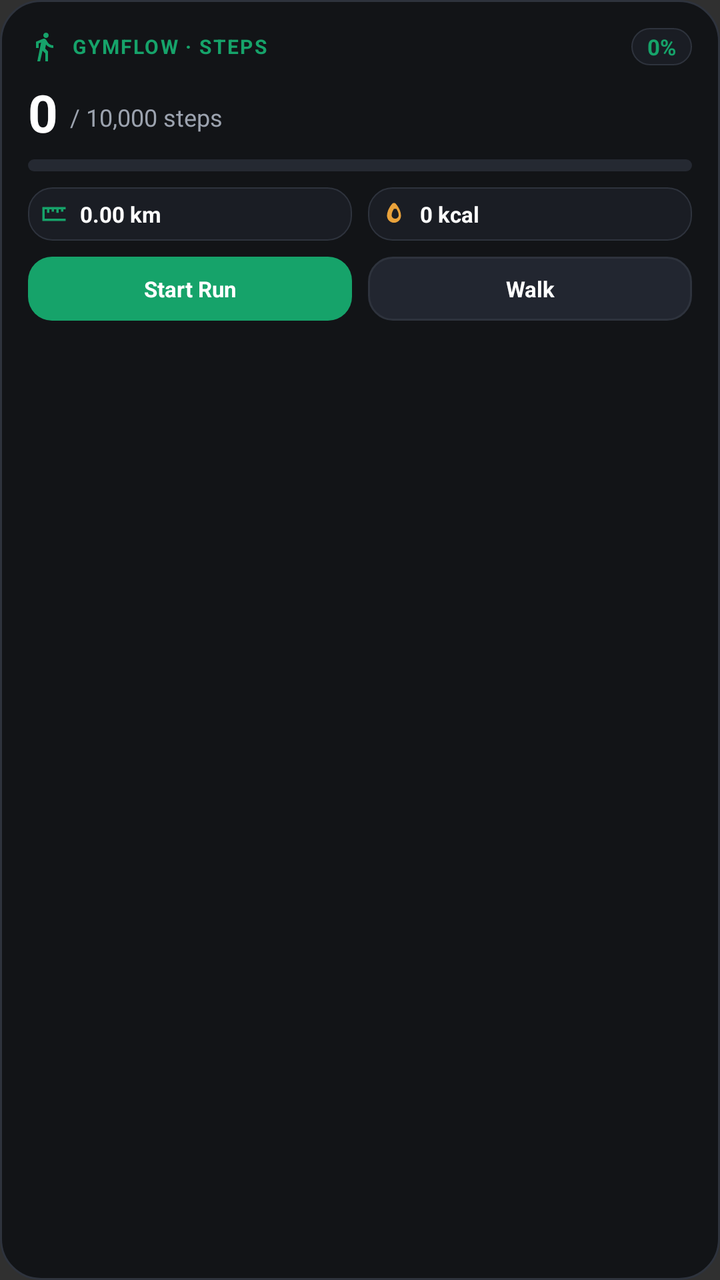
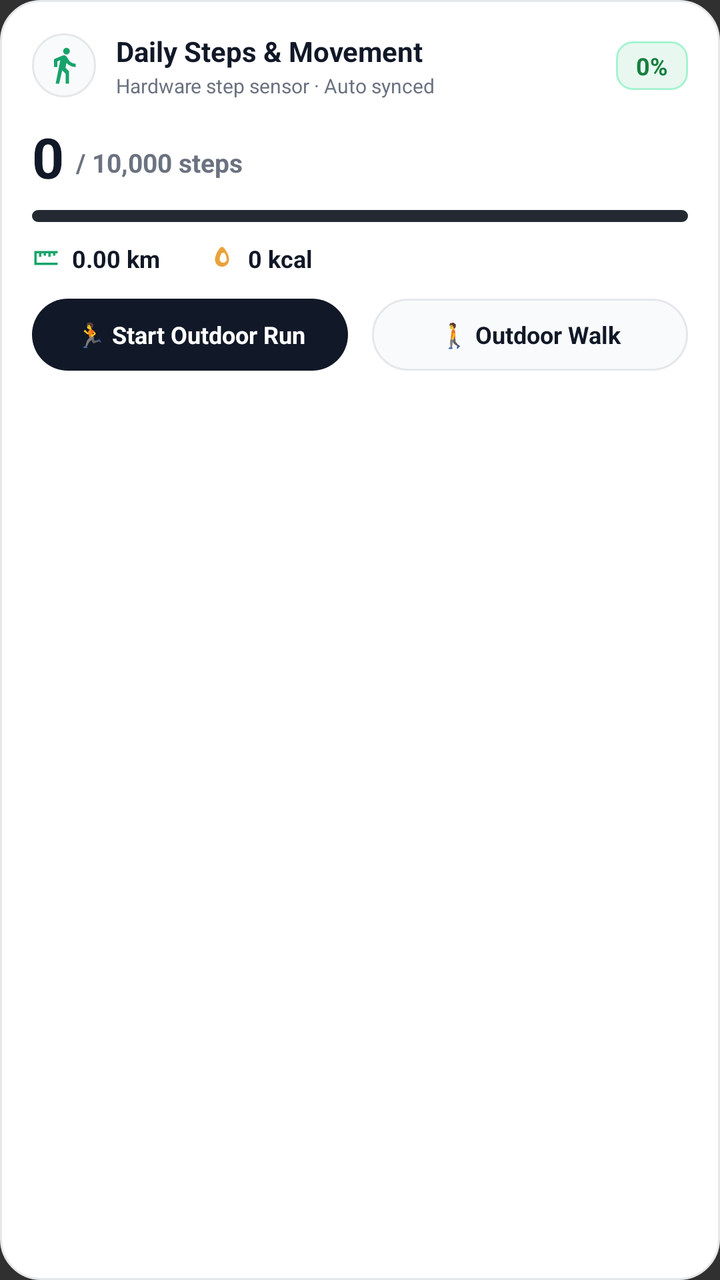

The first picture is an Android layout as it rendered before a commit; the second is the same layout after the commit. The layout source and the unified diff follow.
<!-- AndroidManifest.xml: application theme android:Theme.Material.NoActionBar -->
<!-- res/layout/widget_steps_layout.xml -->
<?xml version="1.0" encoding="utf-8"?>
<LinearLayout xmlns:android="http://schemas.android.com/apk/res/android"
    android:id="@+id/widget_steps_root"
    android:layout_width="match_parent"
    android:layout_height="match_parent"
    android:background="@drawable/widget_card_background"
    android:orientation="vertical"
    android:padding="14dp">

    
    <RelativeLayout
        android:layout_width="match_parent"
        android:layout_height="wrap_content">

        <LinearLayout
            android:layout_width="wrap_content"
            android:layout_height="wrap_content"
            android:layout_alignParentStart="true"
            android:layout_centerVertical="true"
            android:gravity="center_vertical"
            android:orientation="horizontal">

            <ImageView
                android:layout_width="16dp"
                android:layout_height="16dp"
                android:contentDescription="@null"
                android:src="@drawable/ic_widget_walk" />

            <TextView
                android:layout_width="wrap_content"
                android:layout_height="wrap_content"
                android:layout_marginStart="6dp"
                android:letterSpacing="0.08"
                android:text="GYMFLOW · STEPS"
                android:textColor="@color/widget_green"
                android:textSize="10sp"
                android:textStyle="bold" />
        </LinearLayout>

        <TextView
            android:id="@+id/widget_steps_percent"
            android:layout_width="wrap_content"
            android:layout_height="wrap_content"
            android:layout_alignParentEnd="true"
            android:layout_centerVertical="true"
            android:background="@drawable/widget_metric_tile_bg"
            android:paddingHorizontal="8dp"
            android:paddingVertical="2dp"
            android:text="0%"
            android:textColor="@color/widget_green"
            android:textSize="11sp"
            android:textStyle="bold" />
    </RelativeLayout>

    
    <LinearLayout
        android:layout_width="match_parent"
        android:layout_height="wrap_content"
        android:layout_marginTop="6dp"
        android:gravity="bottom"
        android:orientation="horizontal">

        <TextView
            android:id="@+id/widget_steps_count"
            android:layout_width="wrap_content"
            android:layout_height="wrap_content"
            android:text="0"
            android:textColor="@color/widget_text_primary"
            android:textSize="26sp"
            android:textStyle="bold" />

        <TextView
            android:id="@+id/widget_steps_goal"
            android:layout_width="wrap_content"
            android:layout_height="wrap_content"
            android:layout_marginStart="6dp"
            android:layout_marginBottom="3dp"
            android:text="/ 10,000 steps"
            android:textColor="@color/widget_text_secondary"
            android:textSize="12sp" />
    </LinearLayout>

    
    <ProgressBar
        android:id="@+id/widget_steps_progress"
        style="?android:attr/progressBarStyleHorizontal"
        android:layout_width="match_parent"
        android:layout_height="6dp"
        android:layout_marginTop="6dp"
        android:max="100"
        android:progress="0"
        android:progressDrawable="@drawable/widget_progress_bar_drawable" />

    
    <LinearLayout
        android:layout_width="match_parent"
        android:layout_height="wrap_content"
        android:layout_marginTop="8dp"
        android:orientation="horizontal">

        
        <LinearLayout
            android:layout_width="0dp"
            android:layout_height="wrap_content"
            android:layout_marginEnd="4dp"
            android:layout_weight="1"
            android:background="@drawable/widget_metric_tile_bg"
            android:gravity="center_vertical"
            android:orientation="horizontal"
            android:padding="6dp">

            <ImageView
                android:layout_width="14dp"
                android:layout_height="14dp"
                android:contentDescription="@null"
                android:src="@drawable/ic_widget_distance" />

            <TextView
                android:id="@+id/widget_steps_distance"
                android:layout_width="wrap_content"
                android:layout_height="wrap_content"
                android:layout_marginStart="6dp"
                android:text="0.00 km"
                android:textColor="@color/widget_text_primary"
                android:textSize="11sp"
                android:textStyle="bold" />
        </LinearLayout>

        
        <LinearLayout
            android:layout_width="0dp"
            android:layout_height="wrap_content"
            android:layout_marginStart="4dp"
            android:layout_weight="1"
            android:background="@drawable/widget_metric_tile_bg"
            android:gravity="center_vertical"
            android:orientation="horizontal"
            android:padding="6dp">

            <ImageView
                android:layout_width="14dp"
                android:layout_height="14dp"
                android:contentDescription="@null"
                android:src="@drawable/ic_widget_flame" />

            <TextView
                android:id="@+id/widget_steps_calories"
                android:layout_width="wrap_content"
                android:layout_height="wrap_content"
                android:layout_marginStart="6dp"
                android:text="0 kcal"
                android:textColor="@color/widget_text_primary"
                android:textSize="11sp"
                android:textStyle="bold" />
        </LinearLayout>
    </LinearLayout>

    
    <LinearLayout
        android:layout_width="match_parent"
        android:layout_height="wrap_content"
        android:layout_marginTop="8dp"
        android:orientation="horizontal">

        <TextView
            android:id="@+id/widget_btn_run"
            android:layout_width="0dp"
            android:layout_height="32dp"
            android:layout_marginEnd="4dp"
            android:layout_weight="1"
            android:background="@drawable/widget_button_green"
            android:gravity="center"
            android:text="Start Run"
            android:textColor="@color/widget_text_primary"
            android:textSize="11sp"
            android:textStyle="bold" />

        <TextView
            android:id="@+id/widget_btn_walk"
            android:layout_width="0dp"
            android:layout_height="32dp"
            android:layout_marginStart="4dp"
            android:layout_weight="1"
            android:background="@drawable/widget_button_dark"
            android:gravity="center"
            android:text="Walk"
            android:textColor="@color/widget_text_primary"
            android:textSize="11sp"
            android:textStyle="bold" />
    </LinearLayout>
</LinearLayout>
<!-- resources referenced by this layout -->
<resources>
  <color name="widget_green">#16A36A</color>
  <color name="widget_text_primary">#FFFFFF</color>
  <color name="widget_text_secondary">#9CA3AF</color>
  <!-- drawable ic_widget_distance (drawable) -->
  <?xml version="1.0" encoding="utf-8"?>
  <vector xmlns:android="http://schemas.android.com/apk/res/android"
      android:width="24dp"
      android:height="24dp"
      android:viewportWidth="24"
      android:viewportHeight="24">
      <path
          android:fillColor="#16A36A"
          android:pathData="M2,6v12h20V6H2zm18,10H4V8h2v3h2V8h2v2h2V8h2v3h2V8h2v2h2V8h2v8z"/>
  </vector>
  <!-- drawable ic_widget_flame (drawable) -->
  <?xml version="1.0" encoding="utf-8"?>
  <vector xmlns:android="http://schemas.android.com/apk/res/android"
      android:width="24dp"
      android:height="24dp"
      android:viewportWidth="24"
      android:viewportHeight="24">
      <path
          android:fillColor="#E9A23B"
          android:pathData="M12,2.5c0.55,0 1.05,0.22 1.41,0.59C14.8,4.5 18,9 18,13.5c0,3.31 -2.69,6 -6,6s-6,-2.69 -6,-6c0,-4.5 3.2,-9 4.59,-10.41C10.95,2.72 11.45,2.5 12,2.5zM12,7.5c-0.83,1.33 -2,3.17 -2,5.5 0,1.66 1.34,3 3,3s3,-1.34 3,-3c0,-2.33 -1.17,-4.17 -2,-5.5z"/>
  </vector>
  <!-- drawable ic_widget_walk (drawable) -->
  <?xml version="1.0" encoding="utf-8"?>
  <vector xmlns:android="http://schemas.android.com/apk/res/android"
      android:width="24dp"
      android:height="24dp"
      android:viewportWidth="24"
      android:viewportHeight="24">
      <path
          android:fillColor="#16A36A"
          android:pathData="M13.5,5.5c1.1,0 2,-0.9 2,-2s-0.9,-2 -2,-2 -2,0.9 -2,2 0.9,2 2,2zM9.8,8.9L7,23h2.1l1.8,-8 2.1,2v6h2v-7.5l-2.1,-2 0.6,-3C14.8,12 16.8,13 19,13v-2c-1.9,0 -3.5,-1 -4.3,-2.4l-1,-1.6c-0.4,-0.6 -1,-1 -1.7,-1 -0.3,0 -0.5,0.1 -0.8,0.1L6,8.3V13h2V9.6l1.8,-0.7"/>
  </vector>
  <!-- drawable widget_button_dark (drawable) -->
  <?xml version="1.0" encoding="utf-8"?>
  <ripple xmlns:android="http://schemas.android.com/apk/res/android"
      android:color="#20FFFFFF">
      <item>
          <shape android:shape="rectangle">
              <solid android:color="@color/widget_surface_variant" />
              <corners android:radius="12dp" />
              <stroke
                  android:width="1dp"
                  android:color="@color/widget_border" />
          </shape>
      </item>
  </ripple>
  <!-- drawable widget_button_green (drawable) -->
  <?xml version="1.0" encoding="utf-8"?>
  <ripple xmlns:android="http://schemas.android.com/apk/res/android"
      android:color="#40FFFFFF">
      <item>
          <shape android:shape="rectangle">
              <solid android:color="@color/widget_green" />
              <corners android:radius="12dp" />
          </shape>
      </item>
  </ripple>
  <!-- drawable widget_card_background (drawable) -->
  <?xml version="1.0" encoding="utf-8"?>
  <shape xmlns:android="http://schemas.android.com/apk/res/android"
      android:shape="rectangle">
      <solid android:color="@color/widget_bg" />
      <corners android:radius="20dp" />
      <stroke
          android:width="1dp"
          android:color="@color/widget_border" />
  </shape>
  <!-- drawable widget_metric_tile_bg (drawable) -->
  <?xml version="1.0" encoding="utf-8"?>
  <shape xmlns:android="http://schemas.android.com/apk/res/android"
      android:shape="rectangle">
      <solid android:color="@color/widget_card" />
      <corners android:radius="12dp" />
      <stroke
          android:width="0.5dp"
          android:color="@color/widget_border" />
  </shape>
  <color name="widget_surface_variant">#222630</color>
  <color name="widget_border">#2E333D</color>
  <color name="widget_bg">#121417</color>
  <color name="widget_card">#1A1D24</color>
  <color name="widget_progress_bg">#252932</color>
  <!-- unchanged entries left out for length: 1 -->
</resources>

<!-- the commit's change to res/layout/widget_steps_layout.xml (unified diff, before → after) -->
@@ -3,9 +3,9 @@
     android:id="@+id/widget_steps_root"
     android:layout_width="match_parent"
     android:layout_height="match_parent"
-    android:background="@drawable/widget_card_background"
+    android:background="@drawable/widget_card_background_light"
     android:orientation="vertical"
-    android:padding="14dp">
+    android:padding="16dp">
 
     
     <RelativeLayout
@@ -13,28 +13,44 @@
         android:layout_height="wrap_content">
 
         <LinearLayout
+            android:id="@+id/widget_steps_header_info"
             android:layout_width="wrap_content"
             android:layout_height="wrap_content"
             android:layout_alignParentStart="true"
-            android:layout_centerVertical="true"
+            android:layout_toStartOf="@+id/widget_steps_percent"
             android:gravity="center_vertical"
             android:orientation="horizontal">
 
             <ImageView
-                android:layout_width="16dp"
-                android:layout_height="16dp"
+                android:layout_width="32dp"
+                android:layout_height="32dp"
+                android:background="@drawable/widget_button_outline_light"
                 android:contentDescription="@null"
+                android:padding="6dp"
                 android:src="@drawable/ic_widget_walk" />
 
-            <TextView
+            <LinearLayout
                 android:layout_width="wrap_content"
                 android:layout_height="wrap_content"
-                android:layout_marginStart="6dp"
-                android:letterSpacing="0.08"
-                android:text="GYMFLOW · STEPS"
-                android:textColor="@color/widget_green"
-                android:textSize="10sp"
-                android:textStyle="bold" />
+                android:layout_marginStart="10dp"
+                android:orientation="vertical">
+
+                <TextView
+                    android:layout_width="wrap_content"
+                    android:layout_height="wrap_content"
+                    android:text="Daily Steps &amp; Movement"
+                    android:textColor="@color/widget_text_dark_primary"
+                    android:textSize="14sp"
+                    android:textStyle="bold" />
+
+                <TextView
+                    android:layout_width="wrap_content"
+                    android:layout_height="wrap_content"
+                    android:layout_marginTop="1dp"
+                    android:text="Hardware step sensor · Auto synced"
+                    android:textColor="@color/widget_text_dark_secondary"
+                    android:textSize="10sp" />
+            </LinearLayout>
         </LinearLayout>
 
         <TextView
@@ -43,12 +59,12 @@
             android:layout_height="wrap_content"
             android:layout_alignParentEnd="true"
             android:layout_centerVertical="true"
-            android:background="@drawable/widget_metric_tile_bg"
-            android:paddingHorizontal="8dp"
-            android:paddingVertical="2dp"
+            android:background="@drawable/widget_badge_green"
+            android:paddingHorizontal="10dp"
+            android:paddingVertical="4dp"
             android:text="0%"
-            android:textColor="@color/widget_green"
-            android:textSize="11sp"
+            android:textColor="@color/widget_green_badge_text"
+            android:textSize="12sp"
             android:textStyle="bold" />
     </RelativeLayout>
 
@@ -56,7 +72,7 @@
     <LinearLayout
         android:layout_width="match_parent"
         android:layout_height="wrap_content"
-        android:layout_marginTop="6dp"
+        android:layout_marginTop="10dp"
         android:gravity="bottom"
         android:orientation="horizontal">
 
@@ -65,8 +81,8 @@
             android:layout_width="wrap_content"
             android:layout_height="wrap_content"
             android:text="0"
-            android:textColor="@color/widget_text_primary"
-            android:textSize="26sp"
+            android:textColor="@color/widget_text_dark_primary"
+            android:textSize="28sp"
             android:textStyle="bold" />
 
         <TextView
@@ -76,8 +92,9 @@
             android:layout_marginStart="6dp"
             android:layout_marginBottom="3dp"
             android:text="/ 10,000 steps"
-            android:textColor="@color/widget_text_secondary"
-            android:textSize="12sp" />
+            android:textColor="@color/widget_text_dark_secondary"
+            android:textSize="13sp"
+            android:textStyle="bold" />
     </LinearLayout>
 
     
@@ -86,7 +103,7 @@
         style="?android:attr/progressBarStyleHorizontal"
         android:layout_width="match_parent"
         android:layout_height="6dp"
-        android:layout_marginTop="6dp"
+        android:layout_marginTop="8dp"
         android:max="100"
         android:progress="0"
         android:progressDrawable="@drawable/widget_progress_bar_drawable" />
@@ -95,19 +112,16 @@
     <LinearLayout
         android:layout_width="match_parent"
         android:layout_height="wrap_content"
-        android:layout_marginTop="8dp"
+        android:layout_marginTop="10dp"
+        android:gravity="center_vertical"
         android:orientation="horizontal">
 
         
         <LinearLayout
-            android:layout_width="0dp"
-            android:layout_height="wrap_content"
-            android:layout_marginEnd="4dp"
-            android:layout_weight="1"
-            android:background="@drawable/widget_metric_tile_bg"
+            android:layout_width="wrap_content"
+            android:layout_height="wrap_content"
             android:gravity="center_vertical"
-            android:orientation="horizontal"
-            android:padding="6dp">
+            android:orientation="horizontal">
 
             <ImageView
                 android:layout_width="14dp"
@@ -121,21 +135,18 @@
                 android:layout_height="wrap_content"
                 android:layout_marginStart="6dp"
                 android:text="0.00 km"
-                android:textColor="@color/widget_text_primary"
-                android:textSize="11sp"
+                android:textColor="@color/widget_text_dark_primary"
+                android:textSize="12sp"
                 android:textStyle="bold" />
         </LinearLayout>
 
         
         <LinearLayout
-            android:layout_width="0dp"
-            android:layout_height="wrap_content"
-            android:layout_marginStart="4dp"
-            android:layout_weight="1"
-            android:background="@drawable/widget_metric_tile_bg"
+            android:layout_width="wrap_content"
+            android:layout_height="wrap_content"
+            android:layout_marginStart="24dp"
             android:gravity="center_vertical"
-            android:orientation="horizontal"
-            android:padding="6dp">
+            android:orientation="horizontal">
 
             <ImageView
                 android:layout_width="14dp"
@@ -149,8 +160,8 @@
                 android:layout_height="wrap_content"
                 android:layout_marginStart="6dp"
                 android:text="0 kcal"
-                android:textColor="@color/widget_text_primary"
-                android:textSize="11sp"
+                android:textColor="@color/widget_text_dark_primary"
+                android:textSize="12sp"
                 android:textStyle="bold" />
         </LinearLayout>
     </LinearLayout>
@@ -159,33 +170,33 @@
     <LinearLayout
         android:layout_width="match_parent"
         android:layout_height="wrap_content"
-        android:layout_marginTop="8dp"
+        android:layout_marginTop="12dp"
         android:orientation="horizontal">
 
         <TextView
             android:id="@+id/widget_btn_run"
             android:layout_width="0dp"
-            android:layout_height="32dp"
-            android:layout_marginEnd="4dp"
+            android:layout_height="36dp"
+            android:layout_marginEnd="6dp"
             android:layout_weight="1"
-            android:background="@drawable/widget_button_green"
+            android:background="@drawable/widget_button_dark_pill"
             android:gravity="center"
-            android:text="Start Run"
+            android:text="🏃 Start Outdoor Run"
             android:textColor="@color/widget_text_primary"
-            android:textSize="11sp"
+            android:textSize="12sp"
             android:textStyle="bold" />
 
         <TextView
             android:id="@+id/widget_btn_walk"
             android:layout_width="0dp"
-            android:layout_height="32dp"
-            android:layout_marginStart="4dp"
+            android:layout_height="36dp"
+            android:layout_marginStart="6dp"
             android:layout_weight="1"
-            android:background="@drawable/widget_button_dark"
+            android:background="@drawable/widget_button_outline_light"
             android:gravity="center"
-            android:text="Walk"
-            android:textColor="@color/widget_text_primary"
-            android:textSize="11sp"
+            android:text="🚶 Outdoor Walk"
+            android:textColor="@color/widget_text_dark_primary"
+            android:textSize="12sp"
             android:textStyle="bold" />
     </LinearLayout>
 </LinearLayout>
<!-- resource entries referenced after the edit -->
@@ -1,8 +1,10 @@
 <!-- resources referenced by this layout -->
 <resources>
+  <color name="widget_green_badge_text">#15803D</color>
+  <color name="widget_text_dark_primary">#111827</color>
+  <color name="widget_text_dark_secondary">#6B7280</color>
   <color name="widget_green">#16A36A</color>
   <color name="widget_text_primary">#FFFFFF</color>
-  <color name="widget_text_secondary">#9CA3AF</color>
   <!-- drawable ic_widget_distance (drawable) -->
   <?xml version="1.0" encoding="utf-8"?>
   <vector xmlns:android="http://schemas.android.com/apk/res/android"
@@ -36,55 +38,54 @@
           android:fillColor="#16A36A"
           android:pathData="M13.5,5.5c1.1,0 2,-0.9 2,-2s-0.9,-2 -2,-2 -2,0.9 -2,2 0.9,2 2,2zM9.8,8.9L7,23h2.1l1.8,-8 2.1,2v6h2v-7.5l-2.1,-2 0.6,-3C14.8,12 16.8,13 19,13v-2c-1.9,0 -3.5,-1 -4.3,-2.4l-1,-1.6c-0.4,-0.6 -1,-1 -1.7,-1 -0.3,0 -0.5,0.1 -0.8,0.1L6,8.3V13h2V9.6l1.8,-0.7"/>
   </vector>
-  <!-- drawable widget_button_dark (drawable) -->
+  <!-- drawable widget_badge_green (drawable) -->
+  <?xml version="1.0" encoding="utf-8"?>
+  <shape xmlns:android="http://schemas.android.com/apk/res/android"
+      android:shape="rectangle">
+      <solid android:color="@color/widget_green_subtle" />
+      <corners android:radius="8dp" />
+      <stroke
+          android:width="1dp"
+          android:color="#A7F3D0" />
+  </shape>
+  <!-- drawable widget_button_dark_pill (drawable) -->
   <?xml version="1.0" encoding="utf-8"?>
   <ripple xmlns:android="http://schemas.android.com/apk/res/android"
-      android:color="#20FFFFFF">
+      android:color="#33FFFFFF">
       <item>
           <shape android:shape="rectangle">
-              <solid android:color="@color/widget_surface_variant" />
-              <corners android:radius="12dp" />
-              <stroke
-                  android:width="1dp"
-                  android:color="@color/widget_border" />
+              <solid android:color="@color/widget_text_dark_primary" />
+              <corners android:radius="18dp" />
           </shape>
       </item>
   </ripple>
-  <!-- drawable widget_button_green (drawable) -->
+  <!-- drawable widget_button_outline_light (drawable) -->
   <?xml version="1.0" encoding="utf-8"?>
   <ripple xmlns:android="http://schemas.android.com/apk/res/android"
-      android:color="#40FFFFFF">
+      android:color="#1F000000">
       <item>
           <shape android:shape="rectangle">
-              <solid android:color="@color/widget_green" />
-              <corners android:radius="12dp" />
+              <solid android:color="#F9FAFB" />
+              <corners android:radius="18dp" />
+              <stroke
+                  android:width="1dp"
+                  android:color="#E5E7EB" />
           </shape>
       </item>
   </ripple>
-  <!-- drawable widget_card_background (drawable) -->
+  <!-- drawable widget_card_background_light (drawable) -->
   <?xml version="1.0" encoding="utf-8"?>
   <shape xmlns:android="http://schemas.android.com/apk/res/android"
       android:shape="rectangle">
-      <solid android:color="@color/widget_bg" />
+      <solid android:color="@color/widget_card_light" />
       <corners android:radius="20dp" />
       <stroke
           android:width="1dp"
-          android:color="@color/widget_border" />
+          android:color="@color/widget_card_light_border" />
   </shape>
-  <!-- drawable widget_metric_tile_bg (drawable) -->
-  <?xml version="1.0" encoding="utf-8"?>
-  <shape xmlns:android="http://schemas.android.com/apk/res/android"
-      android:shape="rectangle">
-      <solid android:color="@color/widget_card" />
-      <corners android:radius="12dp" />
-      <stroke
-          android:width="0.5dp"
-          android:color="@color/widget_border" />
-  </shape>
-  <color name="widget_surface_variant">#222630</color>
-  <color name="widget_border">#2E333D</color>
-  <color name="widget_bg">#121417</color>
-  <color name="widget_card">#1A1D24</color>
+  <color name="widget_green_subtle">#E8F8F0</color>
+  <color name="widget_card_light">#FFFFFF</color>
+  <color name="widget_card_light_border">#E5E7EB</color>
   <color name="widget_progress_bg">#252932</color>
   <!-- unchanged entries left out for length: 1 -->
 </resources>
